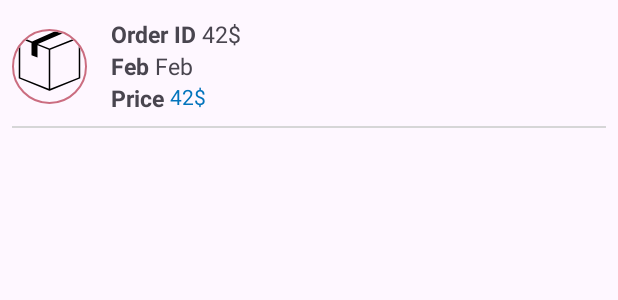
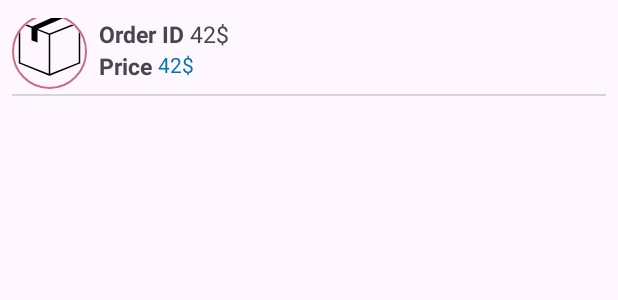
Before and after one commit to IbrahimMarey/Quikcart, an Android app: the layout order_item.xml on its own in the app's theme, with its tools: preview values and no code run, on a phone screen of 412 x 824 dp. Shown: the top 300 px of the screen. Run offline under Robolectric (Android 15) with nearby library versions, the phone set to English and light mode, and no system bars.

```diff
--- a/app/src/main/java/com/example/quikcart/models/entities/cart/AllDraftOrdersResponse.kt
+++ b/app/src/main/java/com/example/quikcart/models/entities/cart/AllDraftOrdersResponse.kt
@@ -18,12 +18,12 @@ data class DraftOrderResponse(
 data class DraftOrder (
     val id: Long,
     val note: Any? = null,
-    val email: String,
+    val email: String?=null,
 
     @SerializedName("taxes_included")
     val taxesIncluded: Boolean,
 
-    val currency: String,
+    val currency: String?=null,
 
     @SerializedName("invoice_sent_at")
     val invoiceSentAt: Any? = null,
--- a/app/src/main/res/layout/fragment_place_order.xml
+++ b/app/src/main/res/layout/fragment_place_order.xml
@@ -77,7 +77,9 @@
                             android:layout_weight="1"
                             tools:text="20.0"
                             android:textStyle="bold"
-                            android:textSize="20sp" />
+                            android:textSize="20sp"
+                            app:price="@{vm.subTotal}"
+                            />
                     </LinearLayout>
 
                     <LinearLayout
@@ -102,6 +104,7 @@
                             android:layout_width="wrap_content"
                             android:layout_height="wrap_content"
                             tools:text="20.0"
+                            android:text="@{vm.discount}"
                             android:layout_weight="1"
                             android:textStyle="bold"
                             android:textSize="20sp" />
--- a/app/src/main/res/layout/order_item.xml
+++ b/app/src/main/res/layout/order_item.xml
@@ -51,37 +51,15 @@
             android:textSize="15sp"
             android:layout_marginStart="4dp"
             />
+
+
         <TextView
-            android:id="@+id/date_tv"
+            android:id="@+id/price_tv"
             android:layout_width="wrap_content"
             android:layout_height="wrap_content"
             app:layout_constraintTop_toBottomOf="@id/order_id_tv"
             app:layout_constraintStart_toEndOf="@id/img"
-            android:text="@string/createdAt"
-            android:layout_marginStart="16dp"
-            android:textStyle="bold"
-            android:textSize="15sp"
-            tools:text="Feb "
-
-            />
-
-        <TextView
-            android:id="@+id/date"
-            android:layout_width="wrap_content"
-            android:layout_height="wrap_content"
-            app:layout_constraintTop_toBottomOf="@id/order_id_tv"
-            app:layout_constraintStart_toEndOf="@id/date_tv"
-            android:text="@{orderItem.createdAt}"
-            android:textSize="15sp"
-            tools:text="Feb "
-
-            />
-        <TextView
-            android:id="@+id/price_tv"
-            android:layout_width="wrap_content"
-            android:layout_height="wrap_content"
-            app:layout_constraintTop_toBottomOf="@id/date_tv"
-            app:layout_constraintStart_toStartOf="@id/date_tv"
+            android:layout_marginStart="8dp"
             android:text="@string/price"
             android:textSize="15sp"
             android:textStyle="bold"
@@ -91,7 +69,7 @@
             android:id="@+id/price"
             android:layout_width="wrap_content"
             android:layout_height="wrap_content"
-            app:layout_constraintTop_toBottomOf="@id/date"
+            app:layout_constraintTop_toBottomOf="@id/order_id"
             app:layout_constraintStart_toEndOf="@id/price_tv"
             android:text="@{orderItem.totalPrice}"
             tools:text="42$"
```
Also changed, not shown: app/src/main/java/com/example/quikcart/ui/placeorder/secondscreen/PlaceOrderFragment.kt (+53 -15 lines), app/src/main/java/com/example/quikcart/ui/placeorder/secondscreen/PlaceOrderViewModel.kt (+13 -6 lines).
